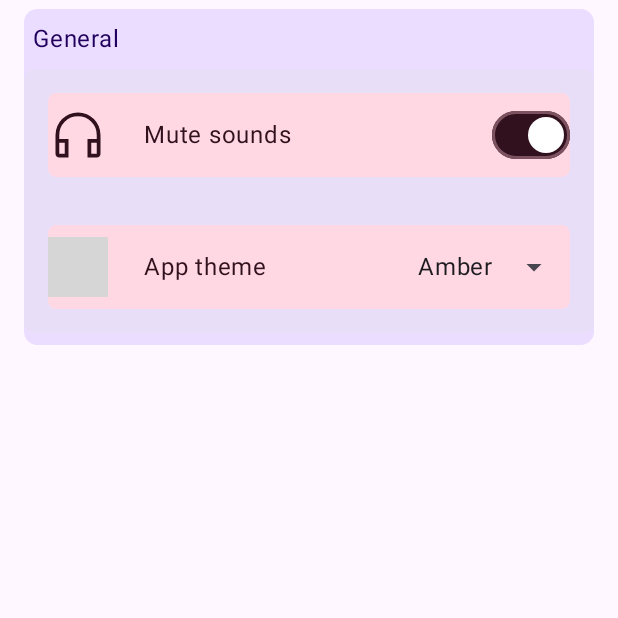
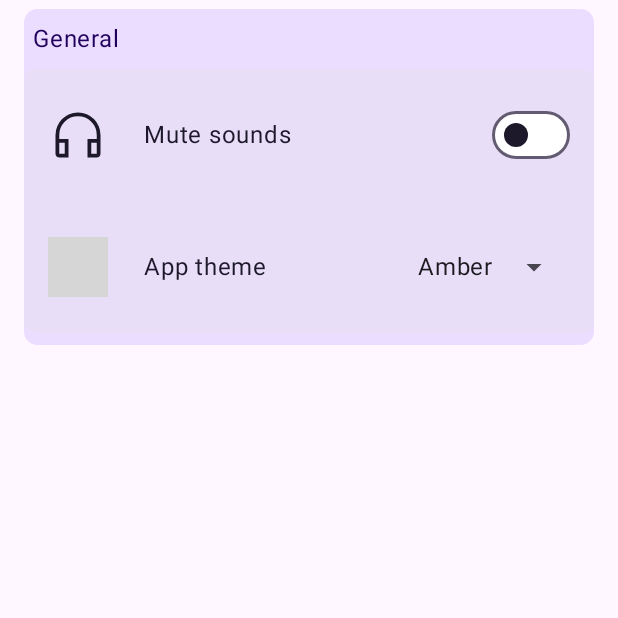
Before and after one commit to ToDoTurtle/ToDoTurtle-Android, an Android app built with Jetpack Compose: the PreferenceUI screen opened through its navigation route, on a phone screen of 412 x 824 dp, the top half of it. Run offline under Robolectric (Android 15) with nearby library versions, the phone set to English and light mode, and no system bars; grey boxes are pictures that could not be loaded.

Commit message:
refactor: change preferences colors

```diff
--- a/app/src/main/java/com/eps/todoturtle/navigation/ui/ToDoTurtleNavHost.kt
+++ b/app/src/main/java/com/eps/todoturtle/navigation/ui/ToDoTurtleNavHost.kt
@@ -31,7 +31,7 @@
 ) {
     NavHost(
         navController = navController,
-        startDestination = "settings",  // FIXME: Change this to "login" when login is implemented
+        startDestination = "login",
         modifier = modifier,
     ) {
         composable("login") {
--- a/app/src/main/java/com/eps/todoturtle/preferences/ui/PreferenceDropdown.kt
+++ b/app/src/main/java/com/eps/todoturtle/preferences/ui/PreferenceDropdown.kt
@@ -53,7 +53,7 @@
         modifier = Modifier
             .fillMaxWidth()
             .padding(16.dp),
-        color = MaterialTheme.colorScheme.tertiaryContainer,
+        color = MaterialTheme.colorScheme.secondaryContainer,
         shape = RoundedCornerShape(percent = 10),
         onClick = { expanded.value = true },
     ) {
@@ -152,7 +152,7 @@
 ) {
     dropdownScope.ExposedDropdownMenu(
         expanded = expanded.value,
-        modifier = Modifier.background(MaterialTheme.colorScheme.tertiaryContainer),
+        modifier = Modifier.background(MaterialTheme.colorScheme.secondaryContainer),
         onDismissRequest = { expanded.value = false },
     ) {
         enumValues.forEach { value ->
--- a/app/src/main/java/com/eps/todoturtle/preferences/ui/PreferenceSwitch.kt
+++ b/app/src/main/java/com/eps/todoturtle/preferences/ui/PreferenceSwitch.kt
@@ -40,7 +40,7 @@
         modifier = Modifier
             .fillMaxWidth()
             .padding(16.dp),
-        color = MaterialTheme.colorScheme.tertiaryContainer,
+        color = MaterialTheme.colorScheme.secondaryContainer,
         shape = RoundedCornerShape(percent = 10),
         onClick = {
             onCheckedChange(!checked)
@@ -71,11 +71,11 @@
                     checked = checked,
                     colors = SwitchDefaults.colors(
                         checkedThumbColor = Color.White,
-                        checkedTrackColor = MaterialTheme.colorScheme.onTertiaryContainer,
-                        checkedBorderColor = MaterialTheme.colorScheme.tertiary,
-                        uncheckedThumbColor = MaterialTheme.colorScheme.onTertiaryContainer,
+                        checkedTrackColor = MaterialTheme.colorScheme.onSecondaryContainer,
+                        checkedBorderColor = MaterialTheme.colorScheme.secondary,
+                        uncheckedThumbColor = MaterialTheme.colorScheme.onSecondaryContainer,
                         uncheckedTrackColor = Color.White,
-                        uncheckedBorderColor = MaterialTheme.colorScheme.tertiary,
+                        uncheckedBorderColor = MaterialTheme.colorScheme.secondary,
                     ),
                     onCheckedChange = {
                         onCheckedChange(it)
```
